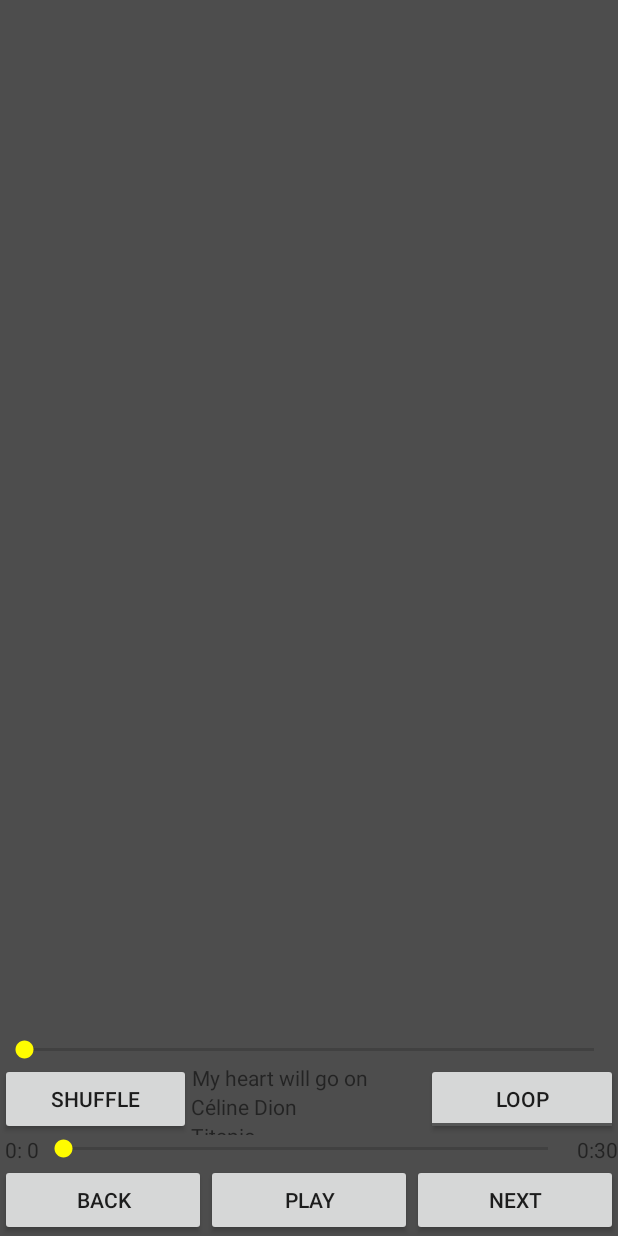
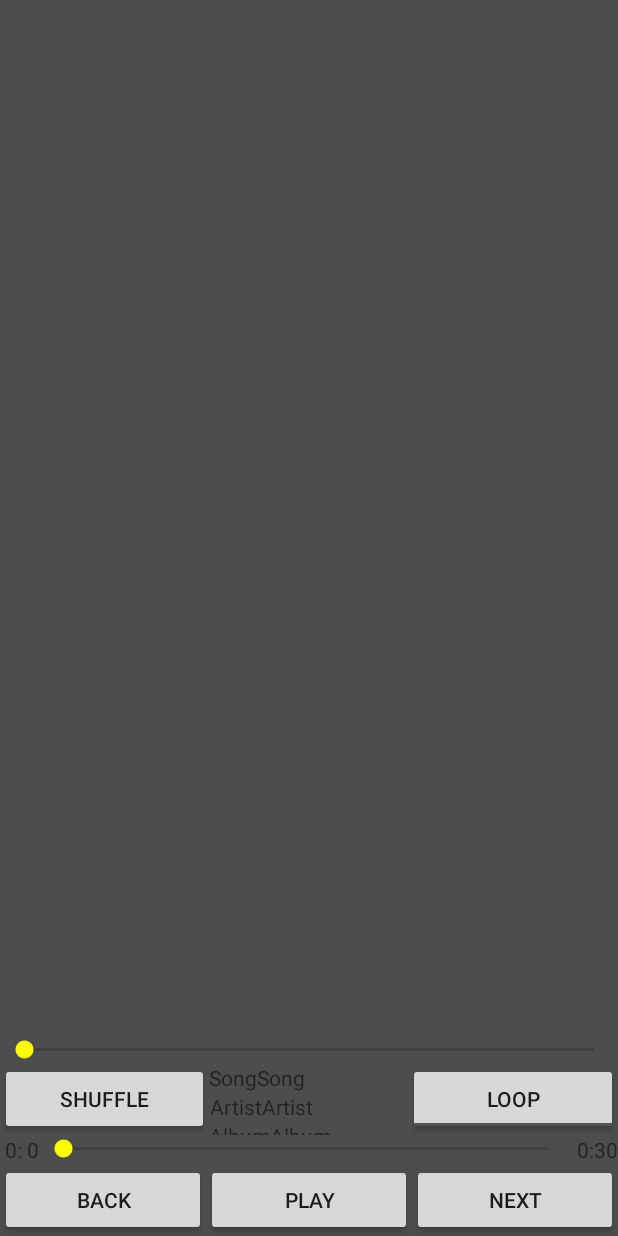
Before and after one commit to Pierre-LucCusson/MediaPlayer, an Android app: the screen it shows after launch (MediaPlayerActivity), after a tap on "NEXT", on a phone screen of 412 x 824 dp. Run offline under Robolectric (Android 15) with nearby library versions, the phone set to English and light mode, and no system bars; 1 statement that could not run was skipped; 2 other taps on this screen came first.

Commit message:
add random song details

```diff
--- a/app/src/main/java/ets/mediaplayer/MediaPlayerActivity.java
+++ b/app/src/main/java/ets/mediaplayer/MediaPlayerActivity.java
@@ -2,6 +2,7 @@ package ets.mediaplayer;
 
 import android.content.res.AssetManager;
 import android.content.res.Resources;
+import android.media.MediaMetadataRetriever;
 import android.media.MediaPlayer;
 import android.net.Uri;
 import android.os.Bundle;
@@ -46,13 +47,15 @@ public class MediaPlayerActivity extends AppCompatActivity {
 
     public void next(View view) {
 
-//                player.getSelectedTrack();
+//        player.getSelectedTrack();
 //        player.getTrackInfo();
 //        player.selectTrack(2);
 
         player.reset();
         player = MediaPlayer.create(this, playlist.getNextSong());
         player.start();
+
+        setSongDetails();
 
         Log.d("Test", "Next was clicked");
     }
@@ -66,6 +69,8 @@ public class MediaPlayerActivity extends AppCompatActivity {
             player = MediaPlayer.create(this, playlist.getPreviousSong());
             player.start();
         }
+
+        setSongDetails();
 
         Log.d("Test", "Back was clicked");
     }
@@ -101,7 +106,7 @@ public class MediaPlayerActivity extends AppCompatActivity {
         player.setOnCompletionListener(new MediaPlayer.OnCompletionListener() {
             @Override
             public void onCompletion(MediaPlayer mediaPlayer) {
-                ((Button) findViewById(R.id.playButton)).setText(R.string.play);
+                ((Button) findViewById(R.id.playButton)).setText(R.string.pause);
             }
         });
 
@@ -220,6 +225,27 @@ public class MediaPlayerActivity extends AppCompatActivity {
         System.loadLibrary("native-lib");
     }
 
+    private void setSongDetails() {
+
+//        MediaMetadataRetriever retriever = new MediaMetadataRetriever();
+////        Uri myUri = Uri.parse("android.resource://your.package.name/" + R.raw.yourSoundFile);
+//        Uri myUri = Uri.parse("android.res://raw/" + R.raw.shrekanthem);
+//        retriever.setDataSource(this, myUri);
+//        String songName = retriever.extractMetadata(MediaMetadataRetriever.METADATA_KEY_TITLE);
+//        String artistName = retriever.extractMetadata(MediaMetadataRetriever.METADATA_KEY_ARTIST);
+//        String albumName = retriever.extractMetadata(MediaMetadataRetriever.METADATA_KEY_ALBUM);
+
+        TextView songText =(TextView) findViewById(R.id.songText);
+        songText.setText(playlist.getSong());
+
+        TextView artistText =(TextView) findViewById(R.id.artistText);
+        artistText.setText(playlist.getArtist());
+//        artistText.setText(artistName);
+
+        TextView albumText =(TextView) findViewById(R.id.albumText);
+        albumText.setText(playlist.getAlbum());
+    }
+
     /*
     public void playSong() {
         timer.schedule(new TimerTask() {
--- a/app/src/main/java/ets/mediaplayer/Playlist.java
+++ b/app/src/main/java/ets/mediaplayer/Playlist.java
@@ -1,4 +1,6 @@
 package ets.mediaplayer;
+
+import android.media.MediaMetadataRetriever;
 
 import java.util.ArrayList;
 
@@ -30,6 +32,7 @@ public class Playlist {
         musicList.add(R.raw.shrekanthem);
         musicList.add(R.raw.shapeofyou);
         playlist = musicList;
+
     }
 
     public int getCurrentSong() {
@@ -75,4 +78,20 @@ public class Playlist {
         return playlist.size();
     }
 
+    public String getSong() {
+
+//        MediaMetadataRetriever retriever = new MediaMetadataRetriever();
+//        retriever.setDataSource(this, getCurrentSong());
+//        String album = retriever.extractMetadata(MediaMetadataRetriever.METADATA_KEY_ALBUM);
+
+        return "SongSong";
+    }
+
+    public String getArtist() {
+        return "ArtistArtist";
+    }
+
+    public String getAlbum() {
+        return "AlbumAlbum";
+    }
 }
```
